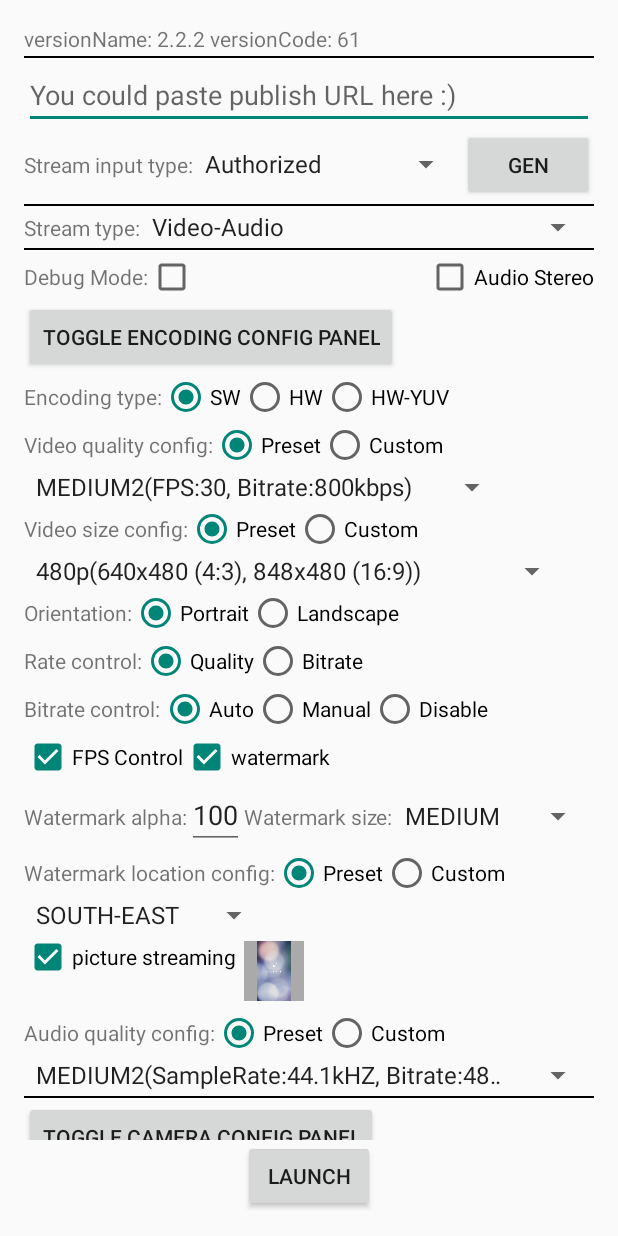
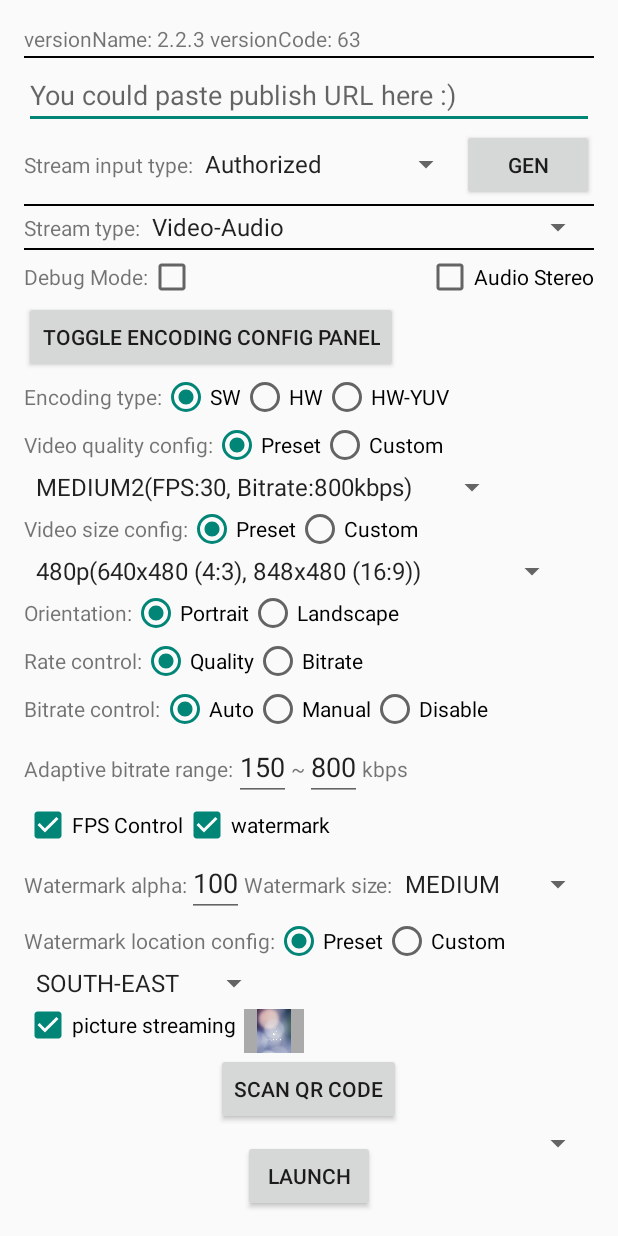
Before and after one commit to pili-engineering/PLDroidMediaStreaming, an Android app: the screen it shows after launch (MainActivity), after a tap on "TOGGLE ENCODING CONFIG PANEL", on a phone screen of 412 x 824 dp. Run offline under Robolectric (Android 15) with nearby library versions, the phone set to English and light mode, and no system bars; libraries missing offline, so code that uses them is left out: com.github.angads25.filepicker, com.google.zxing.integration, com.squareup.leakcanary; 1 statement that could not run was skipped.

Commit message:
release v2.2.3

```diff
--- a/PLDroidMediaStreamingDemo/app/src/main/java/com/qiniu/pili/droid/streaming/demo/activity/StreamingBaseActivity.java
+++ b/PLDroidMediaStreamingDemo/app/src/main/java/com/qiniu/pili/droid/streaming/demo/activity/StreamingBaseActivity.java
@@ -329,6 +329,9 @@ public abstract class StreamingBaseActivity extends Activity implements
             mProfile.setEncoderRCMode(mEncodingConfig.mVideoRateControlQuality ? StreamingProfile.EncoderRCModes.QUALITY_PRIORITY : StreamingProfile.EncoderRCModes.BITRATE_PRIORITY);
             mProfile.setBitrateAdjustMode(mEncodingConfig.mBitrateAdjustMode);
             mProfile.setFpsControllerEnable(mEncodingConfig.mVideoFPSControl);
+            if (mEncodingConfig.mBitrateAdjustMode == StreamingProfile.BitrateAdjustMode.Auto) {
+                mProfile.setVideoAdaptiveBitrateRange(mEncodingConfig.mAdaptiveBitrateMin * 1024, mEncodingConfig.mAdaptiveBitrateMax * 1024);
+            }
         }
 
         // audio quality
--- a/PLDroidMediaStreamingDemo/app/src/main/java/com/qiniu/pili/droid/streaming/demo/plain/EncodingConfig.java
+++ b/PLDroidMediaStreamingDemo/app/src/main/java/com/qiniu/pili/droid/streaming/demo/plain/EncodingConfig.java
@@ -27,6 +27,8 @@ public class EncodingConfig implements Serializable {
     public boolean mVideoRateControlQuality;
 
     public StreamingProfile.BitrateAdjustMode mBitrateAdjustMode;
+    public int mAdaptiveBitrateMin = -1;
+    public int mAdaptiveBitrateMax = -1;
 
     public boolean mVideoFPSControl;
 
--- a/PLDroidMediaStreamingDemo/app/src/main/res/layout/activity_main.xml
+++ b/PLDroidMediaStreamingDemo/app/src/main/res/layout/activity_main.xml
@@ -168,6 +168,13 @@
     </ScrollView>
 
     <Button
+        android:layout_marginBottom="10dp"
+        android:layout_width="wrap_content"
+        android:layout_height="wrap_content"
+        android:layout_gravity="center"
+        android:onClick="scanQRCode"
+        android:text="Scan QR Code"/>
+    <Button
         android:layout_width="wrap_content"
         android:layout_height="wrap_content"
         android:layout_gravity="center"
--- a/PLDroidMediaStreamingDemo/app/src/main/res/layout/fragment_encoding_config.xml
+++ b/PLDroidMediaStreamingDemo/app/src/main/res/layout/fragment_encoding_config.xml
@@ -268,6 +268,42 @@
         </RadioGroup>
 
         <LinearLayout
+            android:id="@+id/auto_bitrate_range"
+            android:layout_width="match_parent"
+            android:layout_height="wrap_content"
+            android:visibility="visible">
+
+            <TextView
+                android:layout_width="wrap_content"
+                android:layout_height="wrap_content"
+                android:text="Adaptive bitrate range:" />
+
+            <EditText
+                android:id="@+id/auto_bitrate_min"
+                android:layout_width="wrap_content"
+                android:layout_height="wrap_content"
+                android:inputType="numberDecimal"
+                android:text="150" />
+
+            <TextView
+                android:layout_width="wrap_content"
+                android:layout_height="wrap_content"
+                android:text="~" />
+
+            <EditText
+                android:id="@+id/auto_bitrate_max"
+                android:layout_width="wrap_content"
+                android:layout_height="wrap_content"
+                android:inputType="numberDecimal"
+                android:text="800" />
+
+            <TextView
+                android:layout_width="wrap_content"
+                android:layout_height="wrap_content"
+                android:text="kbps" />
+        </LinearLayout>
+
+        <LinearLayout
             android:layout_width="match_parent"
             android:layout_height="wrap_content">
 
```
Also changed, not shown: PLDroidMediaStreamingDemo/app/build.gradle (+5 -3 lines), PLDroidMediaStreamingDemo/app/src/main/java/com/qiniu/pili/droid/streaming/demo/MainActivity.java (+30 -0 lines), PLDroidMediaStreamingDemo/app/src/main/java/com/qiniu/pili/droid/streaming/demo/fragment/EncodingConfigFragment.java (+21 -6 lines), PLDroidMediaStreamingDemo/app/libs/pldroid-media-streaming-2.2.2.jar (deleted), PLDroidMediaStreamingDemo/app/libs/pldroid-media-streaming-2.2.3.jar (added), 3 other files.
